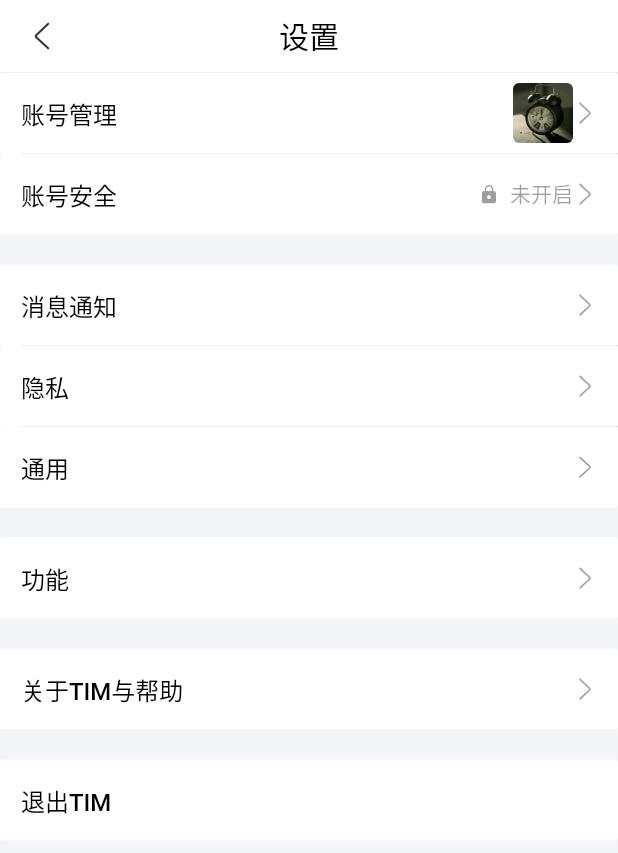
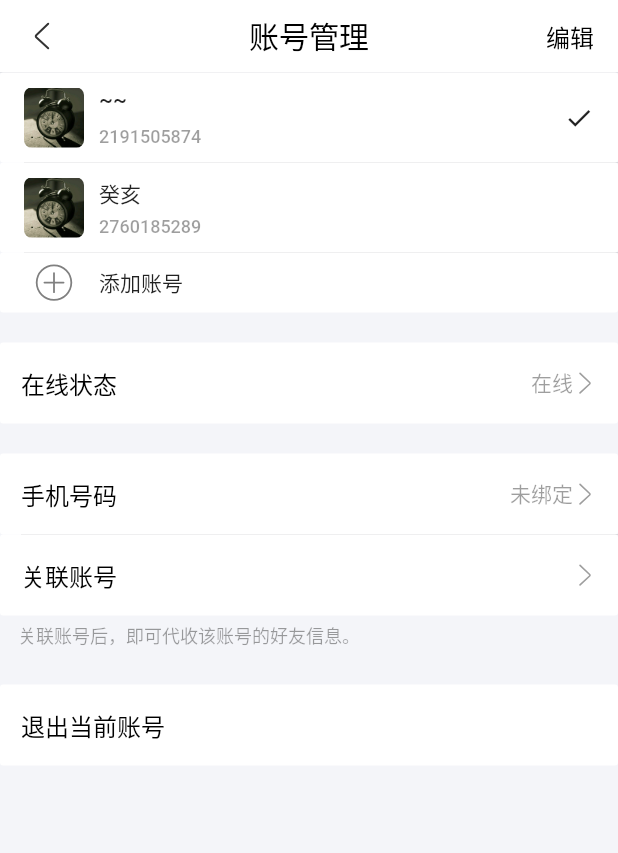
Before and after one commit to cscxj/tim, a Flutter app: the SettingPage screen opened directly, after a tap on "账号管理", on a phone screen of 412 x 824 dp. Shown: the top 853 px of the screen. Run offline on Flutter 3.47's test engine with Material 2 defaults, Android fonts, the phone set to English and light mode, and no system bars; our stand-ins replace dio, flutter_easyrefresh, flutter_svg, fluttertoast, sticky_headers; missing offline and left inert: rongcloud_im_plugin.

Commit message:
用户管理页

```diff
--- a/lib/pages/setting_page.dart
+++ b/lib/pages/setting_page.dart
@@ -6,6 +6,7 @@ import 'package:flutter_tim/pages/setting_page/app_child_page.dart';
 import 'package:flutter_tim/pages/setting_page/basic_child_page.dart';
 import 'package:flutter_tim/pages/setting_page/message_child_page.dart';
 import 'package:flutter_tim/pages/setting_page/privacy_child_page.dart';
+import 'package:flutter_tim/pages/setting_page/user_child_page.dart';
 import 'package:flutter_tim/pages/setting_page/setting_item.dart';
 import 'package:flutter_tim/pages/setting_page/setting_scaffold.dart';
 import 'package:flutter_tim/widgets/scroll_return_page.dart';
@@ -23,6 +24,7 @@ class _SettingPageState extends State<SettingPage> {
         SettingItem(
           containerContext: context,
           title: '账号管理',
+          nextPage: UserChildPage(),
           content: ClipRRect(
             borderRadius: BorderRadius.circular(4),
             child: Image.asset(
--- a/lib/pages/setting_page/setting_scaffold.dart
+++ b/lib/pages/setting_page/setting_scaffold.dart
@@ -4,8 +4,12 @@ import 'package:flutter_svg/flutter_svg.dart';
 class SettingScaffold extends StatelessWidget {
   final Widget body;
   final String title;
+  final String action;
+  final Function onTapAction;
 
-  const SettingScaffold({Key key, this.body, this.title}) : super(key: key);
+  const SettingScaffold(
+      {Key key, this.body, this.title, this.action, this.onTapAction})
+      : super(key: key);
 
   @override
   Widget build(BuildContext context) {
@@ -20,6 +24,24 @@ class SettingScaffold extends StatelessWidget {
                   style: TextStyle(color: Colors.black),
                 )
               : Container(),
+          actions: action != null
+              ? [
+                  Padding(
+                    padding: EdgeInsets.symmetric(horizontal: 16),
+                    child: Row(
+                      children: <Widget>[
+                        InkWell(
+                          onTap: onTapAction ?? () {},
+                          child: Text(
+                            action,
+                            style: TextStyle(color: Colors.black, fontSize: 16),
+                          ),
+                        )
+                      ],
+                    ),
+                  )
+                ]
+              : [],
           leading: UnconstrainedBox(
             child: InkWell(
               onTap: () {
--- /dev/null
+++ b/lib/pages/setting_page/user_child_page.dart
@@ -0,0 +1,173 @@
+import 'package:flutter/material.dart';
+import 'package:flutter_svg/flutter_svg.dart';
+import 'package:flutter_tim/pages/setting_page/setting_item.dart';
+import 'package:flutter_tim/pages/setting_page/setting_scaffold.dart';
+import 'package:flutter_tim/widgets/scroll_return_page.dart';
+
+class UserChildPage extends StatefulWidget {
+  @override
+  _UserChildPageState createState() => _UserChildPageState();
+}
+
+class _UserChildPageState extends State<UserChildPage> {
+  @override
+  Widget build(BuildContext context) {
+    return ScrollReturnPage(
+      child: SettingScaffold(
+        title: '账号管理',
+        action: '编辑',
+        body: Column(
+          children: <Widget>[
+            _LocalUser(
+              picture: 'assets/touXiang.jpg',
+              name: '~~',
+              account: '2191505874',
+              action: true,
+            ),
+            _LocalUser(
+              picture: 'assets/touXiang.jpg',
+              name: '癸亥',
+              account: '2760185289',
+            ),
+            _AddButton(),
+            Padding(padding: EdgeInsets.only(top: 20)),
+            SettingItem(
+              title: '在线状态',
+              containerContext: context,
+              content: Text(
+                '在线',
+                style: TextStyle(color: Colors.black38),
+              ),
+              isLast: true,
+            ),
+            SettingItem(
+              title: '手机号码',
+              containerContext: context,
+              content: Text(
+                '未绑定',
+                style: TextStyle(color: Colors.black38),
+              ),
+            ),
+            SettingItem(
+              title: '关联账号',
+              containerContext: context,
+              isLast: true,
+              explainText: '关联账号后，即可代收该账号的好友信息。',
+            ),
+            SettingItem(
+              title: '退出当前账号',
+              type: SettingItemType.none,
+              containerContext: context,
+              isLast: true,
+            )
+          ],
+        ),
+      ),
+    );
+  }
+}
+
+class _AddButton extends StatelessWidget {
+  final Function onPressed;
+
+  const _AddButton({
+    Key key,
+    this.onPressed,
+  }) : super(key: key);
+
+  @override
+  Widget build(BuildContext context) {
+    return FlatButton(
+        color: Colors.white,
+        materialTapTargetSize: MaterialTapTargetSize.shrinkWrap,
+        onPressed: onPressed ?? () {},
+        child: SizedBox(
+            height: 40,
+            child: Row(
+              children: <Widget>[
+                Padding(
+                  padding: EdgeInsets.only(right: 15, left: 5),
+                  child: SvgPicture.asset(
+                    'assets/svg/tim_add2.svg',
+                    width: 30,
+                  ),
+                ),
+                Text('添加账号')
+              ],
+            )));
+  }
+}
+
+class _LocalUser extends StatelessWidget {
+  final bool action;
+  final String name;
+  final String account;
+  final String picture;
+  final Function onPressed;
+
+  const _LocalUser(
+      {Key key,
+      this.action: false,
+      @required this.name,
+      @required this.account,
+      @required this.picture,
+      this.onPressed})
+      : super(key: key);
+
+  @override
+  Widget build(BuildContext context) {
+    return Column(
+      children: <Widget>[
+        FlatButton(
+          color: Colors.white,
+          padding: EdgeInsets.symmetric(vertical: 10, horizontal: 16),
+          materialTapTargetSize: MaterialTapTargetSize.shrinkWrap,
+          onPressed: onPressed ?? () {},
+          child: SizedBox(
+            height: 40,
+            child: Row(
+              children: <Widget>[
+                Padding(
+                  padding: EdgeInsets.only(
+                    right: 10,
+                  ),
+                  child: ClipRRect(
+                    borderRadius: BorderRadius.circular(5),
+                    child: Image.asset(
+                      picture,
+                      width: 40,
+                    ),
+                  ),
+                ),
+                Expanded(
+                    child: Column(
+                  mainAxisAlignment: MainAxisAlignment.spaceBetween,
+                  crossAxisAlignment: CrossAxisAlignment.start,
+                  children: <Widget>[
+                    Text(
+                      name,
+                    ),
+                    Text(
+                      account,
+                      style: TextStyle(fontSize: 12, color: Colors.black38),
+                    )
+                  ],
+                )),
+                action
+                    ? Icon(
+                        Icons.check,
+                        size: 20,
+                      )
+                    : Container()
+              ],
+            ),
+          ),
+        ),
+        Divider(
+          height: 0,
+          indent: 16,
+        )
+      ],
+    );
+  }
+}
```
